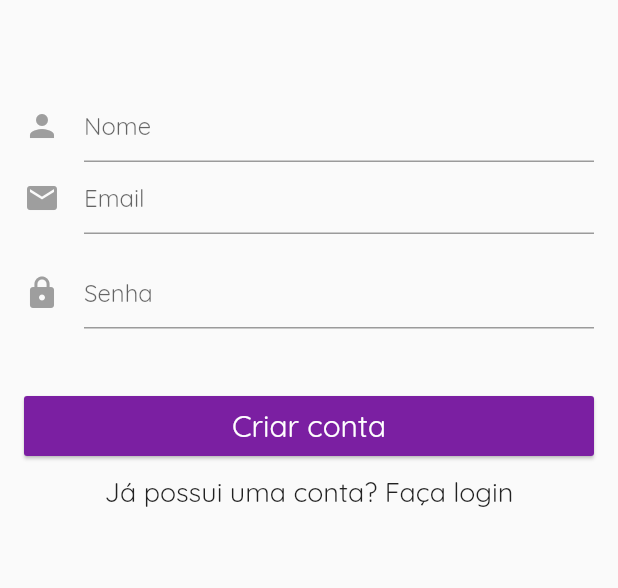
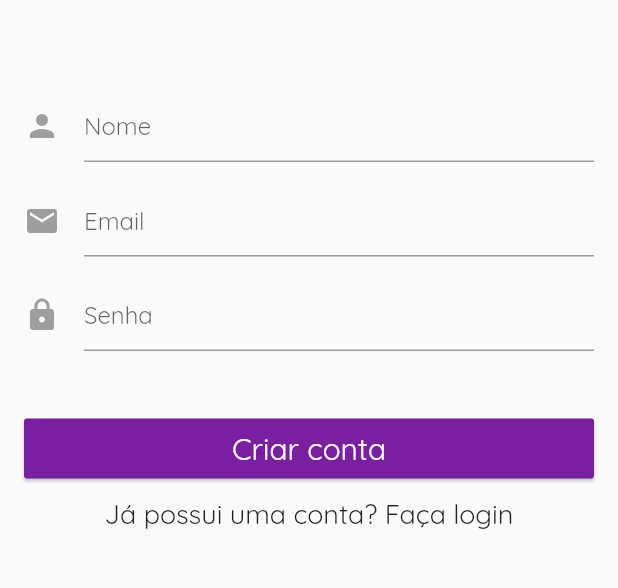
Before and after one commit to EduardoPedrosa/SocialSurveys, a Flutter app: the screen it shows after launch, after a tap on "Fazer Login", after a tap on "Criar conta", on a phone screen of 412 x 824 dp, the part 363-951 px from its top. Run offline on Flutter 3.47's test engine with Material 2 defaults, Android fonts, the phone set to English and light mode, and no system bars; our stand-ins replace cloud_firestore, firebase_auth, splashscreen, toast; accounts and stored records are empty.

```diff
--- a/lib/pages/Home.dart
+++ b/lib/pages/Home.dart
@@ -103,8 +103,9 @@ class _HomeState extends State<Home> {
                         minWidth: 40,
                         onPressed: () {
                           setState(() {
-                            currentScreen =
-                                Profile(); // if user taps on this dashboard tab will be active
+                            currentScreen = Profile(
+                              logout: widget.logout,
+                            );
                             currentTab = 1;
                           });
                         },
--- a/lib/pages/LoginPage.dart
+++ b/lib/pages/LoginPage.dart
@@ -128,7 +128,9 @@ class _LoginPageState extends State<LoginPage> {
             height: 0.0,
             width: 0.0,
           )
-        : new TextFormField(
+        : Padding(
+            padding: const EdgeInsets.fromLTRB(0.0, 0.0, 0.0, 15.0),
+            child: new TextFormField(
               maxLines: 1,
               autofocus: false,
               decoration: new InputDecoration(
@@ -140,6 +142,7 @@ class _LoginPageState extends State<LoginPage> {
               validator: (value) =>
                   value.isEmpty ? 'Preencha com seu nome' : null,
               onSaved: (value) => name = value.trim(),
+            ),
           );
   }
 
```
Also changed, not shown: lib/pages/Profile.dart (+36 -1 lines). Lines whose indentation alone changed are shown as unchanged.
